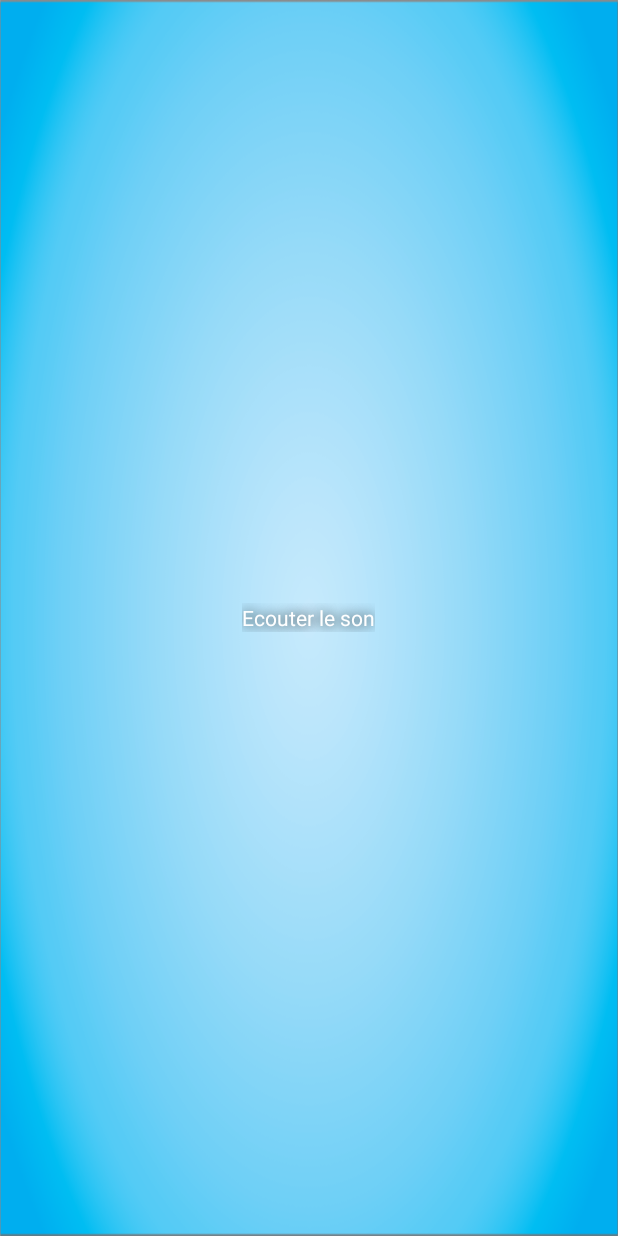
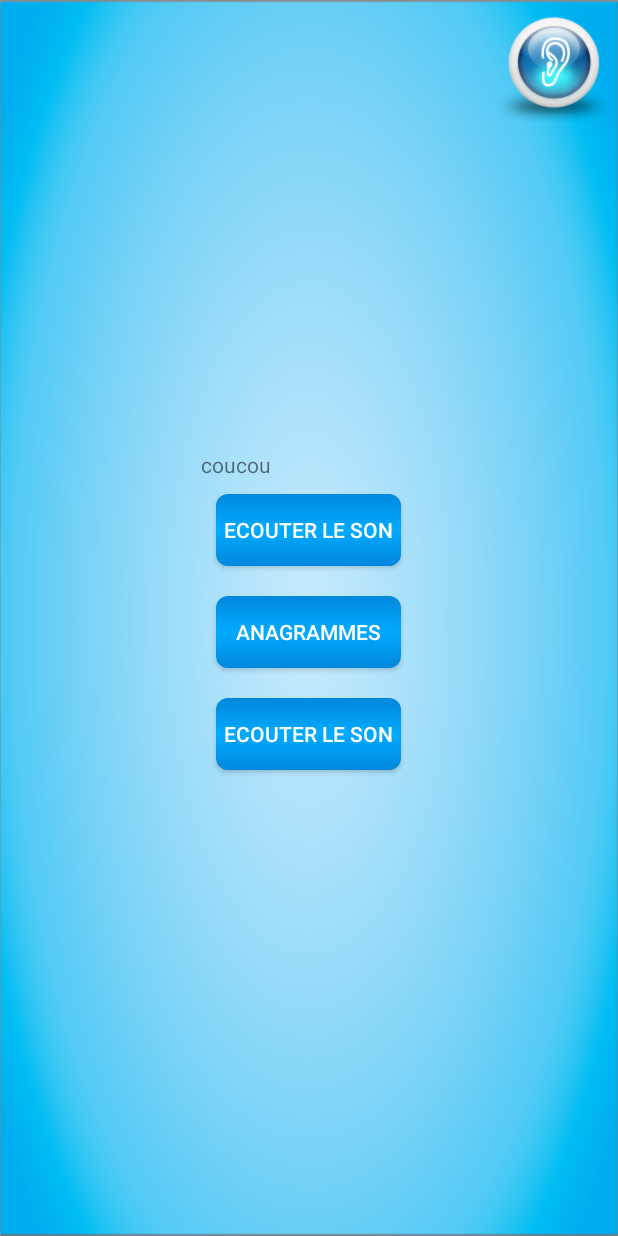
Before and after one commit to LucieH/Manabu, an Android app: the layout activity_son.xml on its own in the app's theme, with its tools: preview values and no code run, on a phone screen of 412 x 824 dp. Run offline under Robolectric (Android 15) with nearby library versions, the phone set to English and light mode, and no system bars; Roboto replaces fonts that are not available here.

Commit message:
29/05
Lvls anagrammes, début son

```diff
--- a/app/src/main/java/be/manabu/CustomKeyboard.java
+++ b/app/src/main/java/be/manabu/CustomKeyboard.java
@@ -43,8 +43,7 @@ import android.widget.EditText;
 /**
  * When an activity hosts a keyboardView, this class allows several EditText's to register for it.
  *
- * @author Maarten Pennings
- * @date   2012 December 23
+ * @author Maarten Pennings (adapted by Lucie Herrier for Manabu)
  */
 public class CustomKeyboard extends View{
 
--- a/app/src/main/java/be/manabu/Utilities.java
+++ b/app/src/main/java/be/manabu/Utilities.java
@@ -70,11 +70,12 @@ public class Utilities{
         toast.show();
     }
 
-    protected static void chargerRegles(final Activity act, View view, int id){
+    protected static int chargerRegles(final Activity act, View view, int id){
         view.invalidate();
         act.setContentView(R.layout.regles);
         TextView tv = (TextView) act.findViewById(R.id.TVregles);
         tv.setText(id);
+        return  R.layout.regles;
     }
 
     protected static void revenirDebut(final Activity act, View view){
--- a/app/src/main/res/layout/activity_son.xml
+++ b/app/src/main/res/layout/activity_son.xml
@@ -1,20 +1,63 @@
-<LinearLayout xmlns:android="http://schemas.android.com/apk/res/android"
+<RelativeLayout
+    xmlns:android="http://schemas.android.com/apk/res/android"
     xmlns:tools="http://schemas.android.com/tools"
     android:layout_width="match_parent"
     android:layout_height="match_parent"
-    android:gravity="center"
-    android:paddingBottom="@dimen/activity_vertical_margin"
-    android:paddingLeft="@dimen/activity_horizontal_margin"
-    android:paddingRight="@dimen/activity_horizontal_margin"
-    android:paddingTop="@dimen/activity_vertical_margin"
     tools:context="be.manabu.SonActivity"
-    android:background="@drawable/fondsimple">
+    android:background="@drawable/fondsimple"
+    >
 
-    <TextView
+    <ImageView
+        android:layout_width="128px"
+        android:layout_height="128px"
+        android:background="@drawable/listen"
+        android:layout_alignParentTop="true"
+        android:layout_alignParentRight="true"
+        android:padding="25dp"/>
+
+    <LinearLayout
         android:layout_width="wrap_content"
         android:layout_height="wrap_content"
-        android:text="@string/son"
-        style="@style/texteSurFond"/>
+        android:layout_centerInParent="true"
+        android:gravity="center"
+        android:orientation="vertical"
+        >
+
+        <TextView
+            android:layout_width="fill_parent"
+            android:layout_height="wrap_content"
+            android:id="@+id/TVSonIS"
+            android:text="coucou"
+            />
+
+        <Button
+            android:layout_width="fill_parent"
+            android:layout_height="wrap_content"
+            android:text="@string/son"
+            android:background="@drawable/button_menu"
+            android:textColor="#FFF"
+            android:padding="5dp"
+            android:layout_margin="10dp"/>
+
+        <Button
+            android:layout_width="fill_parent"
+            android:layout_height="wrap_content"
+            android:text="@string/ana"
+            android:background="@drawable/button_menu"
+            android:textColor="#FFF"
+            android:padding="5dp"
+            android:layout_margin="10dp"/>
+
+        <Button
+            android:layout_width="fill_parent"
+            android:layout_height="wrap_content"
+            android:text="@string/son"
+            android:background="@drawable/button_menu"
+            android:textColor="#FFF"
+            android:padding="5dp"
+            android:layout_margin="10dp"/>
 
 
-</LinearLayout>
+    </LinearLayout>
+
+</RelativeLayout>
--- a/app/src/main/res/values/strings.xml
+++ b/app/src/main/res/values/strings.xml
@@ -591,6 +591,7 @@
     <string name="regleAna">Remets les lettres dans l\'ordre pour former un mot.\n</string>
     Les voyelles sont rouges et les consonnes vertes.
     <string name="regleSon">Ecoute le son et touche la syllabe du mot qui sonne pareil.</string>
+    <string name="fondAna">Remets les lettres dans l\'ordre</string>
 
 
 </resources>
```
Also changed, not shown: app/src/main/java/be/manabu/AnagrammeActivity.java (+48 -4 lines), app/src/main/java/be/manabu/FlashActivity.java (+16 -4 lines), app/src/main/java/be/manabu/ImgActivity.java (+20 -2 lines), app/src/main/java/be/manabu/SonActivity.java (+38 -1 lines), app/src/main/res/layout/activity_anagramme.xml (+18 -3 lines).
